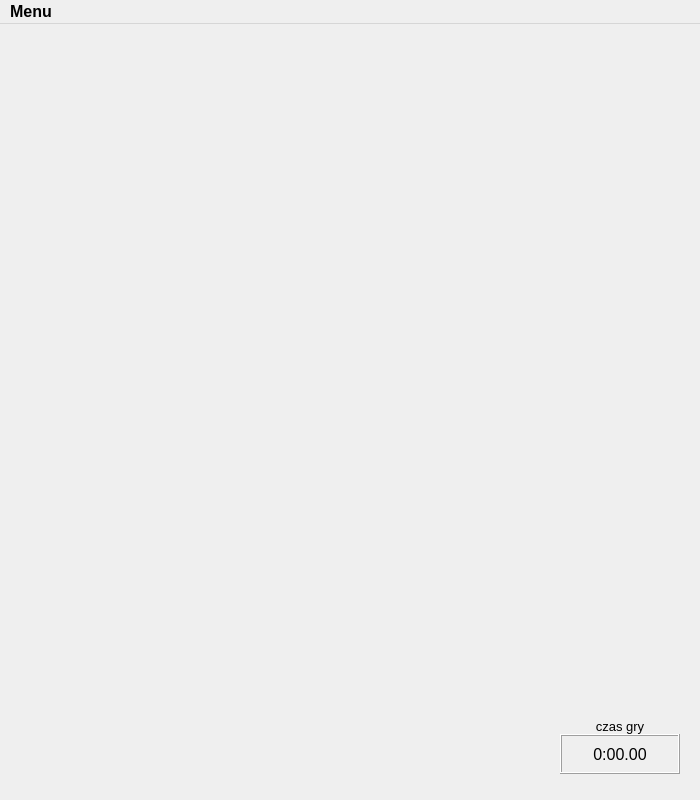
First picture: the form in mainwindow.ui, repository robsag/Puzzle, before the edit.
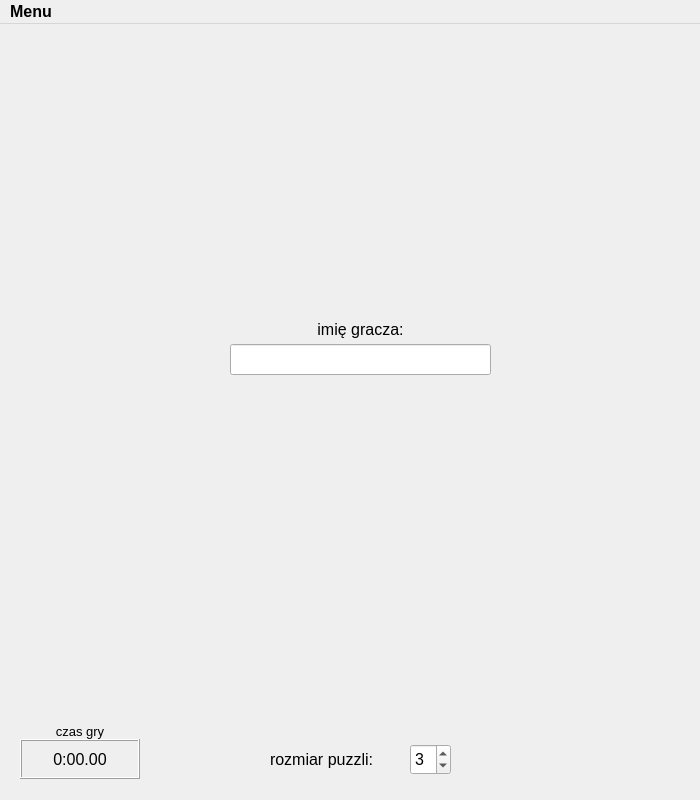
Second picture: the form after the edit. Icons and pictures are not drawn.

Commit message: Zmiany: - rozbudowa konstruktorów klas - dodanie możliwości grania z komputerem - zmiana sposobu tworzenia nowej gry - zmiana wymiarów i położenia kontrolek - dodanie funkcjonalności podawania imienia gracza przed rozpoczęciem gry - dodanie funkcjonalności wyboru rozmiaru puzzli

Patch:
```diff
--- a/mainwindow.ui
+++ b/mainwindow.ui
@@ -10,6 +10,18 @@
     <height>800</height>
    </rect>
   </property>
+  <property name="minimumSize">
+   <size>
+    <width>700</width>
+    <height>800</height>
+   </size>
+  </property>
+  <property name="maximumSize">
+   <size>
+    <width>700</width>
+    <height>800</height>
+   </size>
+  </property>
   <property name="font">
    <font>
     <pointsize>12</pointsize>
@@ -28,8 +40,8 @@
    <widget class="QLabel" name="timeLabel">
     <property name="geometry">
      <rect>
-      <x>560</x>
-      <y>710</y>
+      <x>20</x>
+      <y>715</y>
       <width>120</width>
       <height>40</height>
      </rect>
@@ -69,8 +81,8 @@
    <widget class="QLabel" name="label">
     <property name="geometry">
      <rect>
-      <x>560</x>
-      <y>680</y>
+      <x>20</x>
+      <y>685</y>
       <width>120</width>
       <height>30</height>
      </rect>
@@ -89,6 +101,97 @@
      <set>Qt::AlignBottom|Qt::AlignHCenter</set>
     </property>
    </widget>
+   <widget class="QLineEdit" name="lineEdit">
+    <property name="geometry">
+     <rect>
+      <x>230</x>
+      <y>320</y>
+      <width>261</width>
+      <height>31</height>
+     </rect>
+    </property>
+    <property name="font">
+     <font>
+      <weight>50</weight>
+      <bold>false</bold>
+     </font>
+    </property>
+    <property name="locale">
+     <locale language="Polish" country="Poland"/>
+    </property>
+    <property name="inputMask">
+     <string/>
+    </property>
+    <property name="alignment">
+     <set>Qt::AlignCenter</set>
+    </property>
+   </widget>
+   <widget class="QLabel" name="label2">
+    <property name="geometry">
+     <rect>
+      <x>230</x>
+      <y>290</y>
+      <width>261</width>
+      <height>31</height>
+     </rect>
+    </property>
+    <property name="font">
+     <font>
+      <weight>50</weight>
+      <bold>false</bold>
+     </font>
+    </property>
+    <property name="text">
+     <string>imię gracza:</string>
+    </property>
+    <property name="alignment">
+     <set>Qt::AlignCenter</set>
+    </property>
+   </widget>
+   <widget class="QSpinBox" name="spinBox">
+    <property name="geometry">
+     <rect>
+      <x>410</x>
+      <y>720</y>
+      <width>41</width>
+      <height>31</height>
+     </rect>
+    </property>
+    <property name="font">
+     <font>
+      <weight>50</weight>
+      <bold>false</bold>
+     </font>
+    </property>
+    <property name="minimum">
+     <number>2</number>
+    </property>
+    <property name="maximum">
+     <number>5</number>
+    </property>
+    <property name="value">
+     <number>3</number>
+    </property>
+   </widget>
+   <widget class="QLabel" name="label_2">
+    <property name="geometry">
+     <rect>
+      <x>270</x>
+      <y>720</y>
+      <width>141</width>
+      <height>31</height>
+     </rect>
+    </property>
+    <property name="font">
+     <font>
+      <weight>50</weight>
+      <bold>false</bold>
+     </font>
+    </property>
+    <property name="text">
+     <string>rozmiar puzzli:</string>
+    </property>
+   </widget>
   </widget>
   <widget class="QMenuBar" name="menuBar">
    <property name="geometry">
```
Left out of the diff: 10 changed lines with no effect on the pictures. The commit also changes 11 other files.
